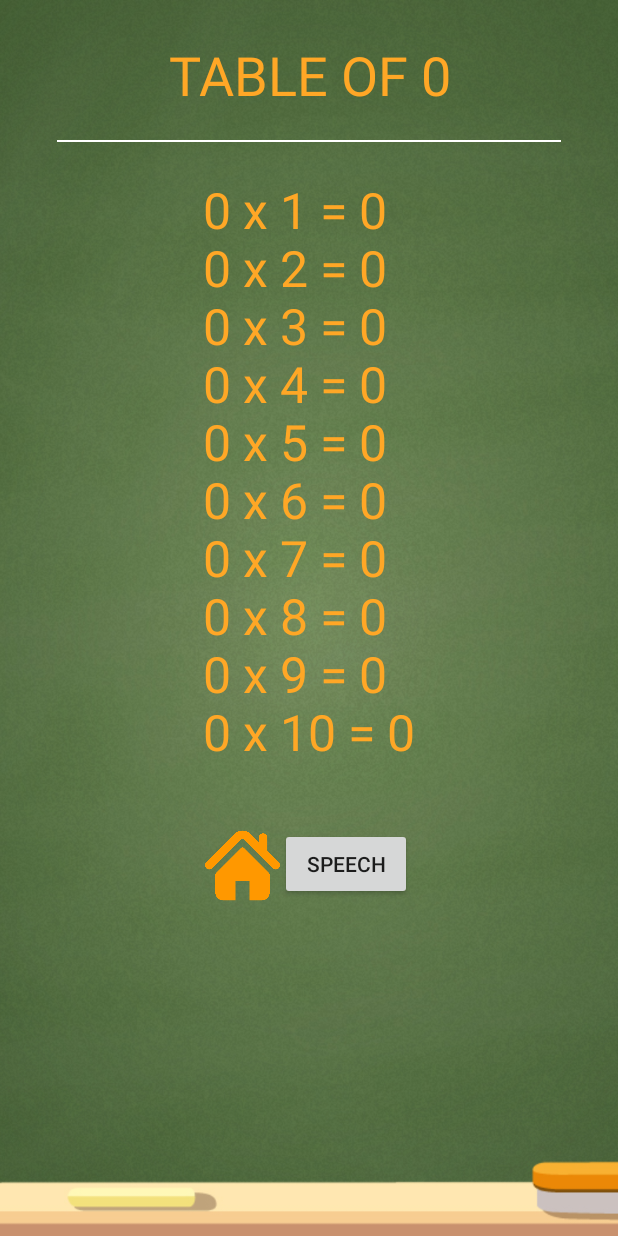
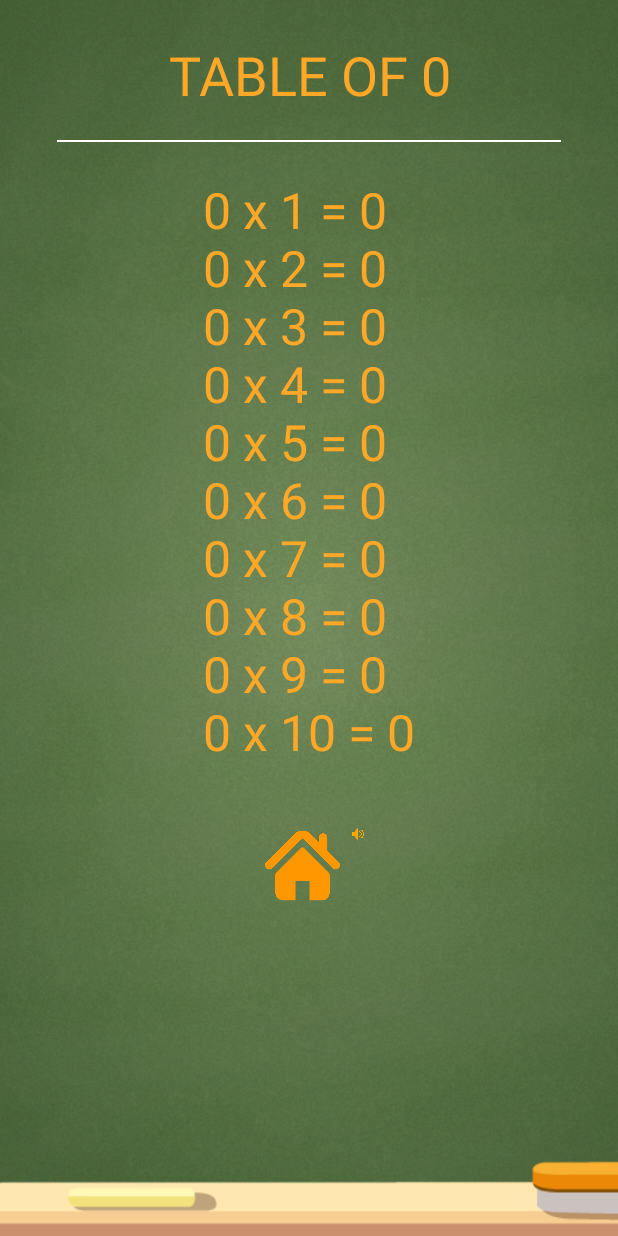
Before and after one commit to codedbyaman/aTable, an Android app: the DetailActivity screen opened directly, with no data from a screen before it, on a phone screen of 412 x 824 dp. Run offline under Robolectric (Android 15) with nearby library versions, the phone set to English and light mode, and no system bars.

Commit message:
added icon in ImageButton of speech

```diff
--- a/app/src/main/res/layout/activity_detail.xml
+++ b/app/src/main/res/layout/activity_detail.xml
@@ -89,14 +89,15 @@
                         android:id="@+id/bt_home"
                         android:layout_width="@dimen/activity_detail_image_button_layout_width_home"
                         android:layout_height="@dimen/activity_detail_image_button_layout_height_home"
+                        android:layout_marginHorizontal="@dimen/activity_detail_layout_marginHorizontal_home"
                         android:background="@drawable/home_icon" />
-                    <Button
+
+                    <ImageButton
                         android:id="@+id/bt_speech"
-                        android:layout_width="wrap_content"
-                        android:layout_height="wrap_content"
-                        android:text="speech"
-                        android:onClick="doSomething"
-                        />
+                        android:layout_width="@dimen/activity_detail_image_button_layout_width_speech"
+                        android:layout_height="@dimen/activity_detail_image_button_layout_height_speech"
+                        android:background="@drawable/orange_speaker_icon"
+                        android:onClick="doSomething"/>
 
 
                 </LinearLayout>
```
